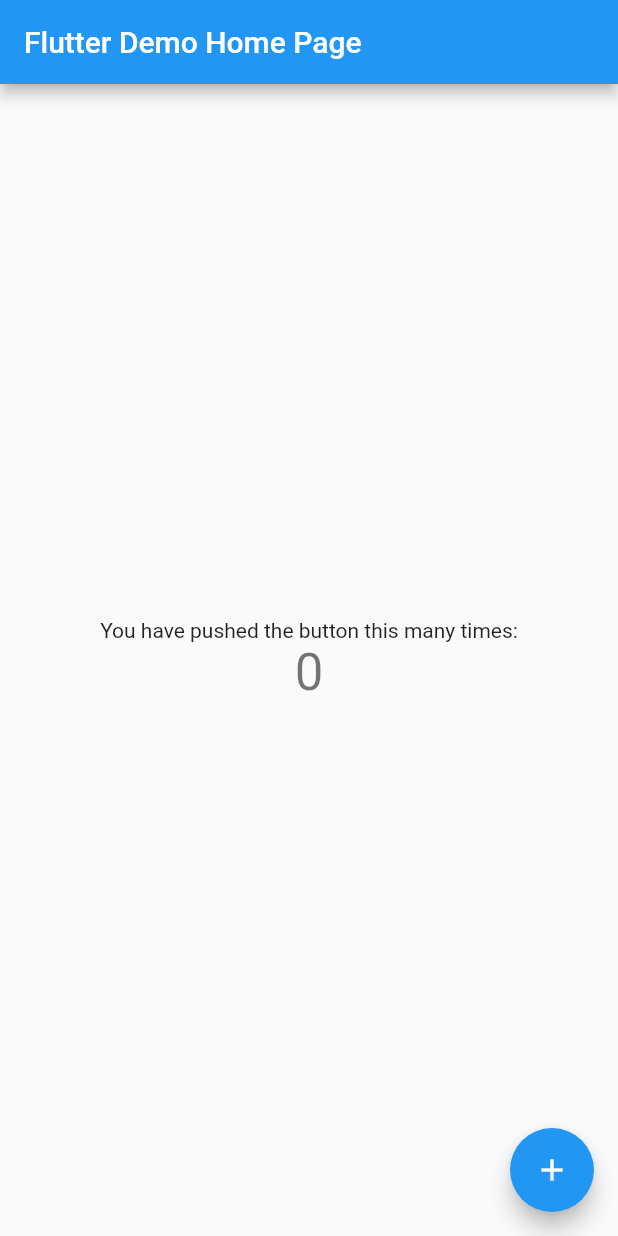
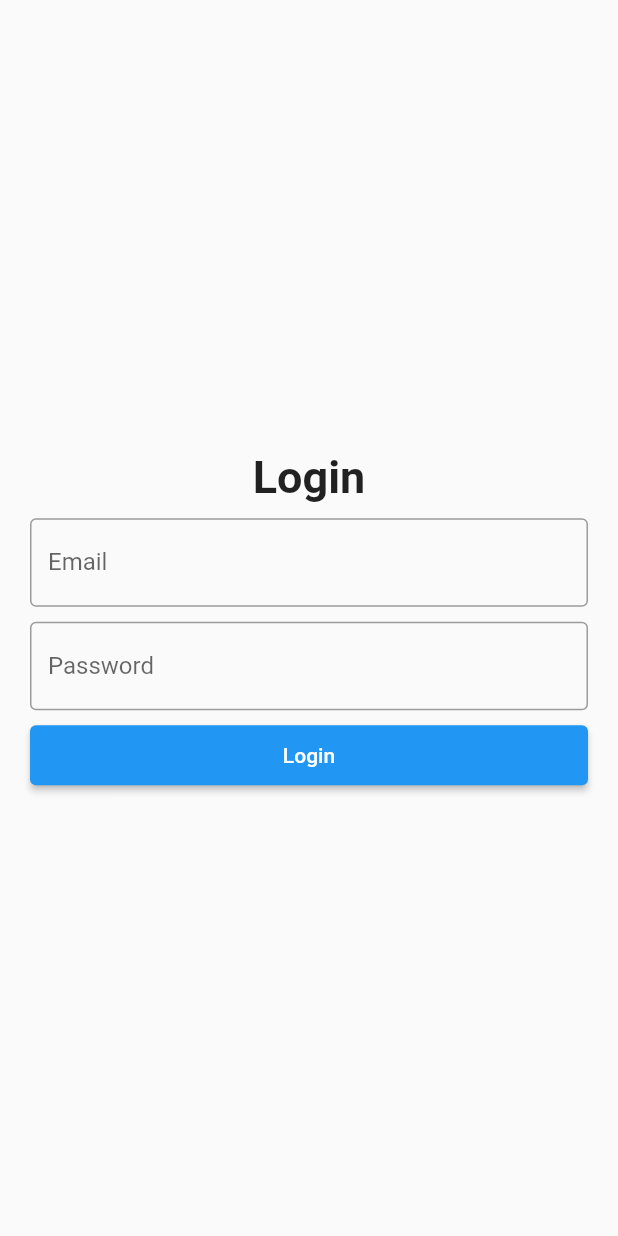
Before and after one commit to afdal3211/fluttersimpleapp, a Flutter app: the screen it shows after launch, on a phone screen of 412 x 824 dp. Run offline on Flutter 3.47's test engine with Material 2 defaults, Android fonts, the phone set to English and light mode, and no system bars.

Commit message:
Tugas Main week 5 - Login Screen, Home Screen

```diff
--- /dev/null
+++ b/firstapp/lib/Screen/login_screen.dart
@@ -0,0 +1,65 @@
+import 'package:flutter/material.dart';
+
+import 'package:firstapp/Screen/home_screen.dart';
+
+class LoginScreen extends StatefulWidget {
+  const LoginScreen({ Key? key }) : super(key: key);
+
+  @override
+  State<LoginScreen> createState() => _LoginScreenState();
+}
+
+class _LoginScreenState extends State<LoginScreen> {
+  TextEditingController EmailController = TextEditingController();
+  TextEditingController PasswordController = TextEditingController();
+
+  @override
+  Widget build(BuildContext context) {
+    return Scaffold(
+      body: Padding(
+        padding: const EdgeInsets.all(10.0),
+        child: Container(
+          padding: const EdgeInsets.all(10),
+          child: Column(
+            mainAxisAlignment: MainAxisAlignment.center,
+            crossAxisAlignment: CrossAxisAlignment.center,
+            children: [
+              const Text('Login', style: TextStyle(fontSize: 30, fontWeight: FontWeight.bold)),
+
+              const SizedBox(height: 10),
+
+              TextField(
+                controller: EmailController,
+                decoration: const InputDecoration(labelText: 'Email', border: OutlineInputBorder())
+              ),
+
+              const SizedBox(height: 10),
+
+              TextField(
+                controller: PasswordController,
+                decoration: const InputDecoration(labelText: 'Password', border: OutlineInputBorder())
+            ),
+
+              Container(
+                padding: const EdgeInsets.only(top: 10),
+                height: 50,
+                width: 500,
+                child: ElevatedButton(
+                  child: const Text('Login'),
+                  onPressed: () {
+                    Navigator.push(
+                      context,MaterialPageRoute(builder: (context) => const HomeScreen()),
+  );
+                  })
+              )
+
+            ])
+
+
+
+
+        ),
+      )
+    );
+  }
+}
--- a/firstapp/lib/main.dart
+++ b/firstapp/lib/main.dart
@@ -1,4 +1,6 @@
 import 'package:flutter/material.dart';
+
+import 'package:firstapp/Screen/login_screen.dart';
 
 void main() {
   runApp(const MyApp());
@@ -13,103 +15,10 @@ class MyApp extends StatelessWidget {
     return MaterialApp(
       title: 'Flutter Demo',
       theme: ThemeData(
-        // This is the theme of your application.
-        //
-        // Try running your application with "flutter run". You'll see the
-        // application has a blue toolbar. Then, without quitting the app, try
-        // changing the primarySwatch below to Colors.green and then invoke
-        // "hot reload" (press "r" in the console where you ran "flutter run",
-        // or simply save your changes to "hot reload" in a Flutter IDE).
-        // Notice that the counter didn't reset back to zero; the application
-        // is not restarted.
+
         primarySwatch: Colors.blue,
       ),
-      home: const MyHomePage(title: 'Flutter Demo Home Page'),
+      home: const LoginScreen(),
     );
   }
 }
-
-class MyHomePage extends StatefulWidget {
-  const MyHomePage({Key? key, required this.title}) : super(key: key);
-
-  // This widget is the home page of your application. It is stateful, meaning
-  // that it has a State object (defined below) that contains fields that affect
-  // how it looks.
-
-  // This class is the configuration for the state. It holds the values (in this
-  // case the title) provided by the parent (in this case the App widget) and
-  // used by the build method of the State. Fields in a Widget subclass are
-  // always marked "final".
-
-  final String title;
-
-  @override
-  State<MyHomePage> createState() => _MyHomePageState();
-}
-
-class _MyHomePageState extends State<MyHomePage> {
-  int _counter = 0;
-
-  void _incrementCounter() {
-    setState(() {
-      // This call to setState tells the Flutter framework that something has
-      // changed in this State, which causes it to rerun the build method below
-      // so that the display can reflect the updated values. If we changed
-      // _counter without calling setState(), then the build method would not be
-      // called again, and so nothing would appear to happen.
-      _counter++;
-    });
-  }
-
-  @override
-  Widget build(BuildContext context) {
-    // This method is rerun every time setState is called, for instance as done
-    // by the _incrementCounter method above.
-    //
-    // The Flutter framework has been optimized to make rerunning build methods
-    // fast, so that you can just rebuild anything that needs updating rather
-    // than having to individually change instances of widgets.
-    return Scaffold(
-      appBar: AppBar(
-        // Here we take the value from the MyHomePage object that was created by
-        // the App.build method, and use it to set our appbar title.
-        title: Text(widget.title),
-      ),
-      body: Center(
-        // Center is a layout widget. It takes a single child and positions it
-        // in the middle of the parent.
-        child: Column(
-          // Column is also a layout widget. It takes a list of children and
-          // arranges them vertically. By default, it sizes itself to fit its
-          // children horizontally, and tries to be as tall as its parent.
-          //
-          // Invoke "debug painting" (press "p" in the console, choose the
-          // "Toggle Debug Paint" action from the Flutter Inspector in Android
-          // Studio, or the "Toggle Debug Paint" command in Visual Studio Code)
-          // to see the wireframe for each widget.
-          //
-          // Column has various properties to control how it sizes itself and
-          // how it positions its children. Here we use mainAxisAlignment to
-          // center the children vertically; the main axis here is the vertical
-          // axis because Columns are vertical (the cross axis would be
-          // horizontal).
-          mainAxisAlignment: MainAxisAlignment.center,
-          children: <Widget>[
-            const Text(
-              'You have pushed the button this many times:',
-            ),
-            Text(
-              '$_counter',
-              style: Theme.of(context).textTheme.headline4,
-            ),
-          ],
-        ),
-      ),
-      floatingActionButton: FloatingActionButton(
-        onPressed: _incrementCounter,
-        tooltip: 'Increment',
-        child: const Icon(Icons.add),
-      ), // This trailing comma makes auto-formatting nicer for build methods.
-    );
-  }
-}
```
Also changed, not shown: firstapp/lib/Screen/home_screen.dart (added, +65 -0 lines).
